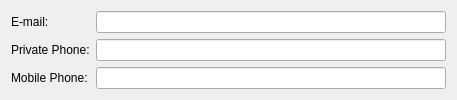
Above: kopete/identity/identitydetailed.ui from KDE/kopete before the change. Below: the same form after it.
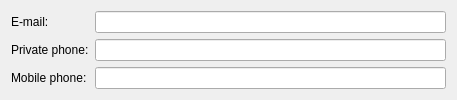
That is the form after the change.

What changed in the file:
```diff
--- a/kopete/identity/identitydetailed.ui
+++ b/kopete/identity/identitydetailed.ui
@@ -29,7 +29,7 @@
    <item row="1" column="0" >
     <widget class="QLabel" name="phoneLabel" >
      <property name="text" >
-      <string>Private Phone:</string>
+      <string>Private phone:</string>
      </property>
      <property name="buddy" >
       <cstring>privatePhone</cstring>
@@ -42,7 +42,7 @@
    <item row="2" column="0" >
     <widget class="QLabel" name="mobileLabel" >
      <property name="text" >
-      <string>Mobile Phone:</string>
+      <string>Mobile phone:</string>
      </property>
      <property name="buddy" >
       <cstring>mobilePhone</cstring>
```
